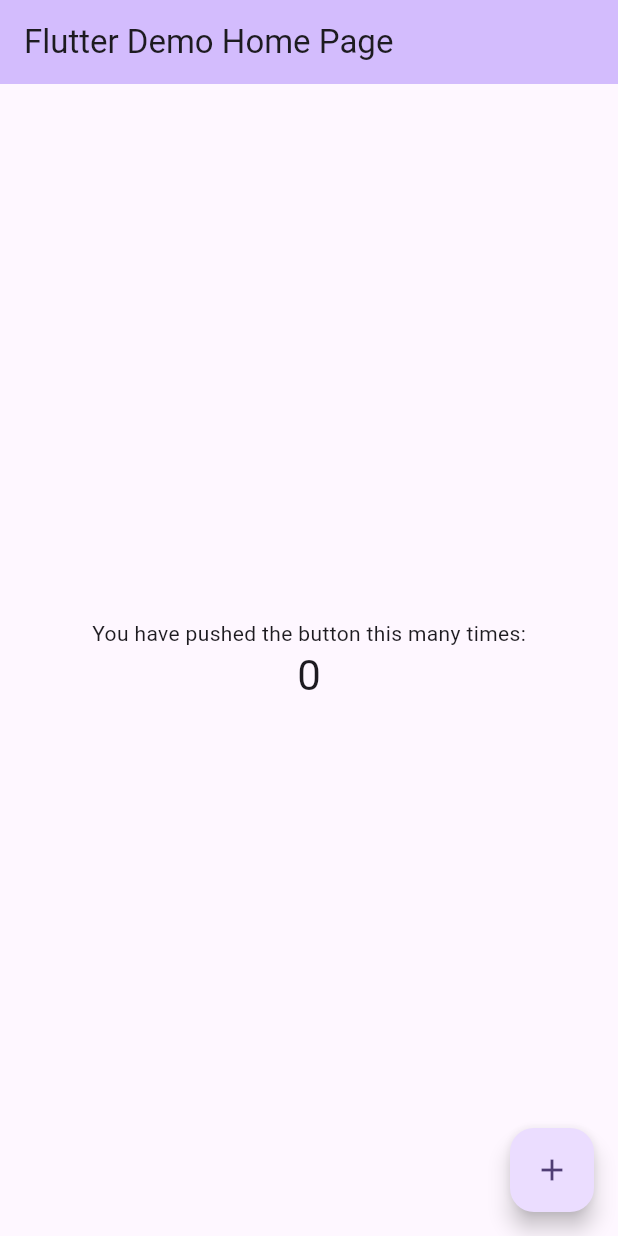
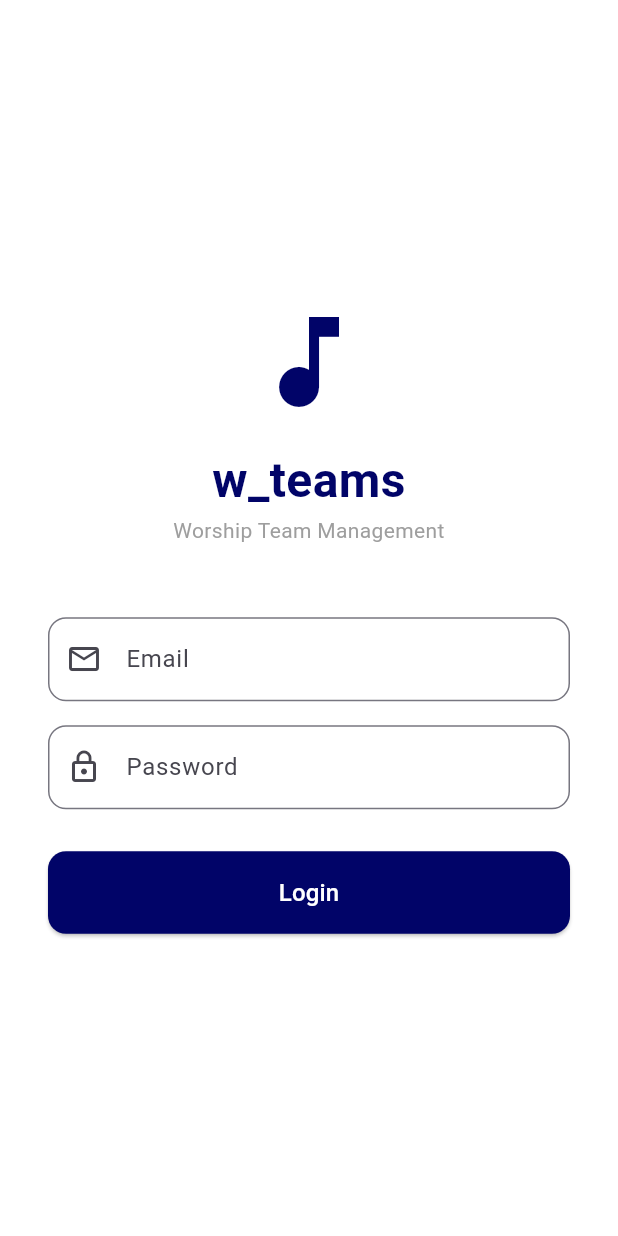
Before and after one commit to khuslendalai/w_teams, a Flutter app: the screen it shows after launch, on a phone screen of 412 x 824 dp. Run offline on Flutter 3.47's test engine with Material 3 defaults, Android fonts, the light colour scheme and no system bars.

Commit message:
first one

```diff
--- a/lib/main.dart
+++ b/lib/main.dart
@@ -1,122 +1,23 @@
 import 'package:flutter/material.dart';
+import 'screens/login_screen.dart';
 
 void main() {
-  runApp(const MyApp());
+  runApp(const WTeamsApp());
 }
 
-class MyApp extends StatelessWidget {
-  const MyApp({super.key});
+class WTeamsApp extends StatelessWidget {
+  const WTeamsApp({super.key});
 
-  // This widget is the root of your application.
   @override
   Widget build(BuildContext context) {
     return MaterialApp(
-      title: 'Flutter Demo',
+      title: 'w_teams',
+      debugShowCheckedModeBanner: false,
       theme: ThemeData(
-        // This is the theme of your application.
-        //
-        // TRY THIS: Try running your application with "flutter run". You'll see
-        // the application has a purple toolbar. Then, without quitting the app,
-        // try changing the seedColor in the colorScheme below to Colors.green
-        // and then invoke "hot reload" (save your changes or press the "hot
-        // reload" button in a Flutter-supported IDE, or press "r" if you used
-        // the command line to start the app).
-        //
-        // Notice that the counter didn't reset back to zero; the application
-        // state is not lost during the reload. To reset the state, use hot
-        // restart instead.
-        //
-        // This works for code too, not just values: Most code changes can be
-        // tested with just a hot reload.
-        colorScheme: .fromSeed(seedColor: Colors.deepPurple),
+        colorScheme: ColorScheme.fromSeed(seedColor: const Color.fromARGB(255, 7, 1, 96)),
+        useMaterial3: true,
       ),
-      home: const MyHomePage(title: 'Flutter Demo Home Page'),
+      home: const LoginScreen(),
     );
   }
 }
-
-class MyHomePage extends StatefulWidget {
-  const MyHomePage({super.key, required this.title});
-
-  // This widget is the home page of your application. It is stateful, meaning
-  // that it has a State object (defined below) that contains fields that affect
-  // how it looks.
-
-  // This class is the configuration for the state. It holds the values (in this
-  // case the title) provided by the parent (in this case the App widget) and
-  // used by the build method of the State. Fields in a Widget subclass are
-  // always marked "final".
-
-  final String title;
-
-  @override
-  State<MyHomePage> createState() => _MyHomePageState();
-}
-
-class _MyHomePageState extends State<MyHomePage> {
-  int _counter = 0;
-
-  void _incrementCounter() {
-    setState(() {
-      // This call to setState tells the Flutter framework that something has
-      // changed in this State, which causes it to rerun the build method below
-      // so that the display can reflect the updated values. If we changed
-      // _counter without calling setState(), then the build method would not be
-      // called again, and so nothing would appear to happen.
-      _counter++;
-    });
-  }
-
-  @override
-  Widget build(BuildContext context) {
-    // This method is rerun every time setState is called, for instance as done
-    // by the _incrementCounter method above.
-    //
-    // The Flutter framework has been optimized to make rerunning build methods
-    // fast, so that you can just rebuild anything that needs updating rather
-    // than having to individually change instances of widgets.
-    return Scaffold(
-      appBar: AppBar(
-        // TRY THIS: Try changing the color here to a specific color (to
-        // Colors.amber, perhaps?) and trigger a hot reload to see the AppBar
-        // change color while the other colors stay the same.
-        backgroundColor: Theme.of(context).colorScheme.inversePrimary,
-        // Here we take the value from the MyHomePage object that was created by
-        // the App.build method, and use it to set our appbar title.
-        title: Text(widget.title),
-      ),
-      body: Center(
-        // Center is a layout widget. It takes a single child and positions it
-        // in the middle of the parent.
-        child: Column(
-          // Column is also a layout widget. It takes a list of children and
-          // arranges them vertically. By default, it sizes itself to fit its
-          // children horizontally, and tries to be as tall as its parent.
-          //
-          // Column has various properties to control how it sizes itself and
-          // how it positions its children. Here we use mainAxisAlignment to
-          // center the children vertically; the main axis here is the vertical
-          // axis because Columns are vertical (the cross axis would be
-          // horizontal).
-          //
-          // TRY THIS: Invoke "debug painting" (choose the "Toggle Debug Paint"
-          // action in the IDE, or press "p" in the console), to see the
-          // wireframe for each widget.
-          mainAxisAlignment: .center,
-          children: [
-            const Text('You have pushed the button this many times:'),
-            Text(
-              '$_counter',
-              style: Theme.of(context).textTheme.headlineMedium,
-            ),
-          ],
-        ),
-      ),
-      floatingActionButton: FloatingActionButton(
-        onPressed: _incrementCounter,
-        tooltip: 'Increment',
-        child: const Icon(Icons.add),
-      ),
-    );
-  }
-}
--- /dev/null
+++ b/lib/screens/login_screen.dart
@@ -0,0 +1,124 @@
+import 'package:flutter/material.dart';
+import 'home_screen.dart';
+
+class LoginScreen extends StatefulWidget {
+  const LoginScreen({super.key});
+
+  @override
+  State<LoginScreen> createState() => _LoginScreenState();
+}
+
+class _LoginScreenState extends State<LoginScreen> {
+  final TextEditingController _emailController = TextEditingController();
+  final TextEditingController _passwordController = TextEditingController();
+
+  void _handleLogin() {
+    // Basic validation — no backend yet
+    if (_emailController.text.isNotEmpty &&
+        _passwordController.text.isNotEmpty) {
+      Navigator.pushReplacement(
+        context,
+        MaterialPageRoute(
+          builder: (context) =>
+              HomeScreen(email: _emailController.text),
+        ),
+      );
+    } else {
+      ScaffoldMessenger.of(context).showSnackBar(
+        const SnackBar(content: Text('Please enter your email and password.')),
+      );
+    }
+  }
+
+  @override
+  void dispose() {
+    _emailController.dispose();
+    _passwordController.dispose();
+    super.dispose();
+  }
+
+  @override
+  Widget build(BuildContext context) {
+    return Scaffold(
+      backgroundColor: Colors.white,
+      body: Center(
+        child: SingleChildScrollView(
+          padding: const EdgeInsets.symmetric(horizontal: 32.0),
+          child: Column(
+            mainAxisAlignment: MainAxisAlignment.center,
+            crossAxisAlignment: CrossAxisAlignment.stretch,
+            children: [
+              // App Logo / Title
+              const Icon(
+                Icons.music_note,
+                size: 80,
+                color: Color.fromARGB(255, 1, 4, 104)
+              ),
+              const SizedBox(height: 16),
+              const Text(
+                'w_teams',
+                textAlign: TextAlign.center,
+                style: TextStyle(
+                  fontSize: 32,
+                  fontWeight: FontWeight.bold,
+                  color: Color.fromARGB(255, 1, 4, 104),
+                ),
+              ),
+              const Text(
+                'Worship Team Management',
+                textAlign: TextAlign.center,
+                style: TextStyle(fontSize: 14, color: Colors.grey),
+              ),
+              const SizedBox(height: 48),
+
+              // Email Field
+              TextField(
+                controller: _emailController,
+                keyboardType: TextInputType.emailAddress,
+                decoration: InputDecoration(
+                  labelText: 'Email',
+                  prefixIcon: const Icon(Icons.email_outlined),
+                  border: OutlineInputBorder(
+                    borderRadius: BorderRadius.circular(12),
+                  ),
+                ),
+              ),
+              const SizedBox(height: 16),
+
+              // Password Field
+              TextField(
+                controller: _passwordController,
+                obscureText: true,
+                decoration: InputDecoration(
+                  labelText: 'Password',
+                  prefixIcon: const Icon(Icons.lock_outline),
+                  border: OutlineInputBorder(
+                    borderRadius: BorderRadius.circular(12),
+                  ),
+                ),
+              ),
+              const SizedBox(height: 28),
+
+              // Login Button
+              ElevatedButton(
+                onPressed: _handleLogin,
+                style: ElevatedButton.styleFrom(
+                  backgroundColor: const Color.fromARGB(255, 1, 4, 104),
+                  foregroundColor: Colors.white,
+                  padding: const EdgeInsets.symmetric(vertical: 16),
+                  shape: RoundedRectangleBorder(
+                    borderRadius: BorderRadius.circular(12),
+                  ),
+                ),
+                child: const Text(
+                  'Login',
+                  style: TextStyle(fontSize: 16),
+                ),
+              ),
+            ],
+          ),
+        ),
+      ),
+    );
+  }
+}
```
Also changed, not shown: lib/screens/home_screen.dart (added, +77 -0 lines).
